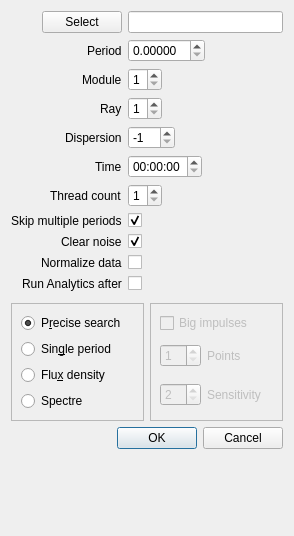
First picture: the form in src/precisesearchgui.ui, repository vtyulb/BSA-Analytics, before the edit.
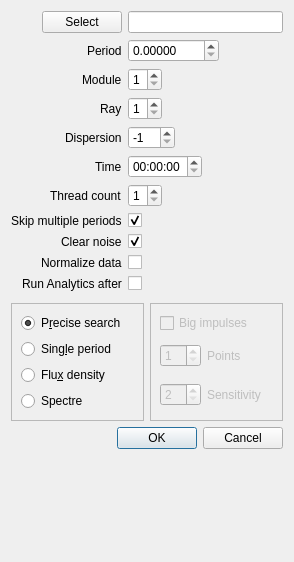
Second picture: the form after the edit.

```diff
--- a/src/precisesearchgui.ui
+++ b/src/precisesearchgui.ui
@@ -7,7 +7,7 @@
     <x>0</x>
     <y>0</y>
     <width>294</width>
-    <height>536</height>
+    <height>562</height>
    </rect>
   </property>
   <property name="windowTitle">
@@ -51,6 +51,9 @@
      <property name="decimals">
       <number>5</number>
      </property>
+     <property name="maximum">
+      <double>9999.989999999999782</double>
+     </property>
     </widget>
    </item>
    <item row="2" column="0">
@@ -206,7 +209,7 @@
          <item>
           <widget class="QRadioButton" name="singlePeriod">
            <property name="text">
-            <string>Sin&amp;gle period</string>
+            <string>Sing&amp;le period</string>
            </property>
           </widget>
          </item>
```
